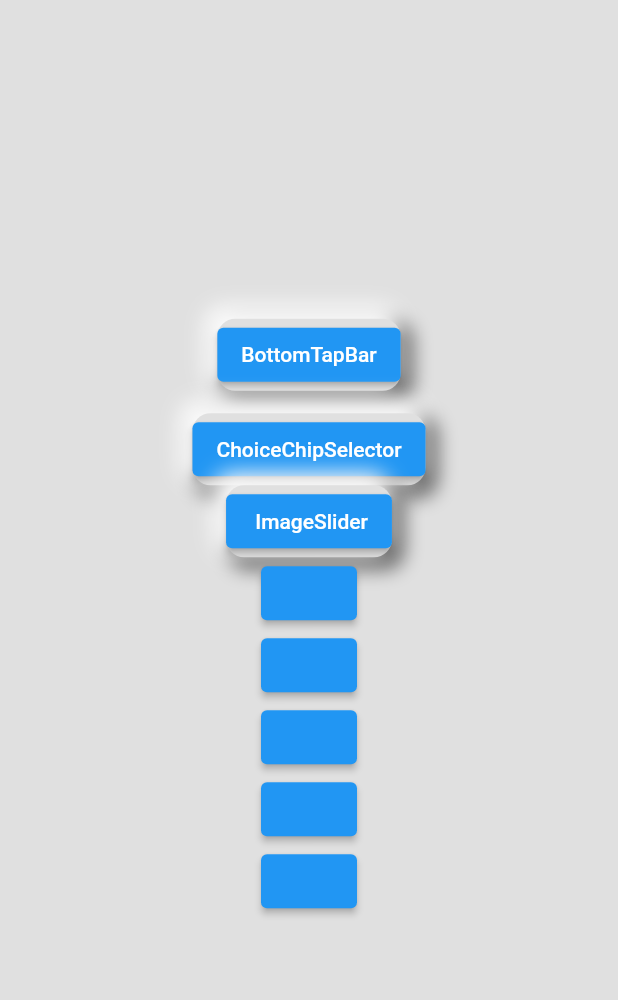
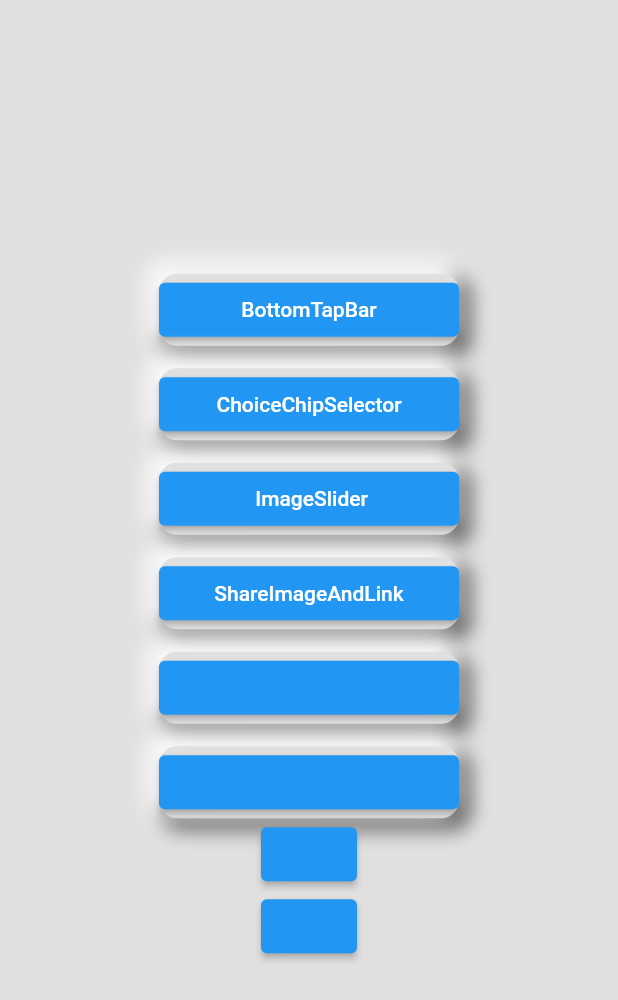
Before and after one commit to paxFortuna/UI-BottomNavBar, a Flutter app: the Routes screen opened directly, on a phone screen of 412 x 824 dp. Shown: the top 1000 px of the screen. Run offline on Flutter 3.47's test engine with Material 2 defaults, Android fonts, the phone set to English and light mode, and no system bars; our stand-ins replace flutter_boxicons, flutter_spinkit, google_fonts, share_plus; network calls fail.

Commit message:
feat: OnBoradingScreen & refactor in Share

```diff
--- a/lib/main.dart
+++ b/lib/main.dart
@@ -1,7 +1,6 @@
 import 'package:flutter/material.dart';
+import 'package:ui_switch_between_page/src/bottom_tab_bar.dart';
 
-import 'src/bottom_tab_bar.dart';
-import 'src/routes.dart';
 
 void main() {
   runApp(const MyApp());
@@ -12,7 +11,7 @@ class MyApp extends StatelessWidget {
   @override
   Widget build(BuildContext context) {
     return const MaterialApp(
-      home: Routes(),
+      home: BottomTabBar(),
     );
   }
 }
--- a/lib/src/pages/home/home.dart
+++ b/lib/src/pages/home/home.dart
@@ -18,6 +18,9 @@ class _HomePageState extends State<HomePage> {
     return _isLoading ? LoadingPage()
     : Scaffold(
       backgroundColor:  Color.fromARGB(255, 227, 227, 227),
+      appBar: AppBar(
+        title: Text('LoadingPage'),
+      ),
       body: Padding(
         padding: const EdgeInsets.only(bottom: 25),
         child: Column(
--- /dev/null
+++ b/lib/src/pages/share/dark_light_theme.dart
@@ -0,0 +1,22 @@
+import 'package:flutter/material.dart';
+
+import 'share_image_link.dart';
+
+class DarkLightTheme extends StatefulWidget {
+  const DarkLightTheme({
+    Key? key,
+  }) : super(key: key);
+
+  @override
+  State<DarkLightTheme> createState() => _DarkLightThemeState();
+}
+
+class _DarkLightThemeState extends State<DarkLightTheme> {
+  @override
+  Widget build(BuildContext context) {
+    return MaterialApp(
+      debugShowCheckedModeBanner: false,
+      home: ShareImageAndLink(),
+    );
+  }
+}
--- a/lib/src/routes.dart
+++ b/lib/src/routes.dart
@@ -1,7 +1,9 @@
 import 'package:flutter/material.dart';
 import 'package:ui_switch_between_page/src/bottom_tab_bar.dart';
 import 'package:ui_switch_between_page/src/pages/home/home.dart';
-import 'package:ui_switch_between_page/src/pages/profile.dart';
+import 'package:ui_switch_between_page/src/pages/share/share_image_link.dart';
+
+import 'pages/share/dark_light_theme.dart';
 
 class Routes extends StatelessWidget {
   const Routes({Key? key}) : super(key: key);
@@ -12,22 +14,31 @@ class Routes extends StatelessWidget {
       backgroundColor: Colors.grey.shade300,
       body: Center(
         child: Column(
+          mainAxisSize: MainAxisSize.min,
           mainAxisAlignment: MainAxisAlignment.center,
           children: [
             Container(
+              width: 200,
               decoration: _boxDecoration(),
-              child: _button(context, BottomTabBar(), 'BottomTapBar'),
+              child: _button(
+                context,
+                BottomTabBar(),
+                'BottomTapBar',
+              ),
             ),
             const SizedBox(height: 15),
             Container(
+              width: 200,
               decoration: _boxDecoration(),
               child: _button(
                 context,
-                ProfilePage(),
+                DarkLightTheme(),
                 'ChoiceChipSelector',
               ),
             ),
+            const SizedBox(height: 15),
             Container(
+              width: 200,
               decoration: _boxDecoration(),
               child: _button(
                 context,
@@ -35,17 +46,33 @@ class Routes extends StatelessWidget {
                 ' ImageSlider',
               ),
             ),
-            ElevatedButton(
-              onPressed: () {},
-              child: Text(''),
+            const SizedBox(height: 15),
+            Container(
+              width: 200,
+              decoration: _boxDecoration(),
+              child: _button(
+                context,
+                ShareImageAndLink(),
+                'ShareImageAndLink',
+              ),
             ),
-            ElevatedButton(
-              onPressed: () {},
-              child: Text(''),
+            const SizedBox(height: 15),
+            Container(
+              width: 200,
+              decoration: _boxDecoration(),
+              child: ElevatedButton(
+                onPressed: () {},
+                child: Text(''),
+              ),
             ),
-            ElevatedButton(
-              onPressed: () {},
-              child: Text(''),
+            const SizedBox(height: 15),
+            Container(
+              width: 200,
+              decoration: _boxDecoration(),
+              child: ElevatedButton(
+                onPressed: () {},
+                child: Text(''),
+              ),
             ),
             ElevatedButton(
               onPressed: () {},
```
Also changed, not shown: lib/src/bottom_tab_bar.dart (+12 -5 lines), lib/src/pages/on_boarding/dot_indicators.dart (added, +19 -0 lines), lib/src/pages/on_boarding/on_board.dart (added, +13 -0 lines), lib/src/pages/on_boarding/on_board_content.dart (added, +36 -0 lines), lib/src/pages/on_boarding/on_board_screen.dart (added, +117 -0 lines), lib/src/pages/profile.dart (deleted, +0 -25 lines), lib/src/pages/share/share_image_link.dart (added, +102 -0 lines), pubspec.yaml (+5 -2 lines), assets/tarot-1.png (added), assets/tarot-2.png (added), assets/tarot-3.png (added), assets/tarot-4.png (added), pubspec.lock, 2 other files.
